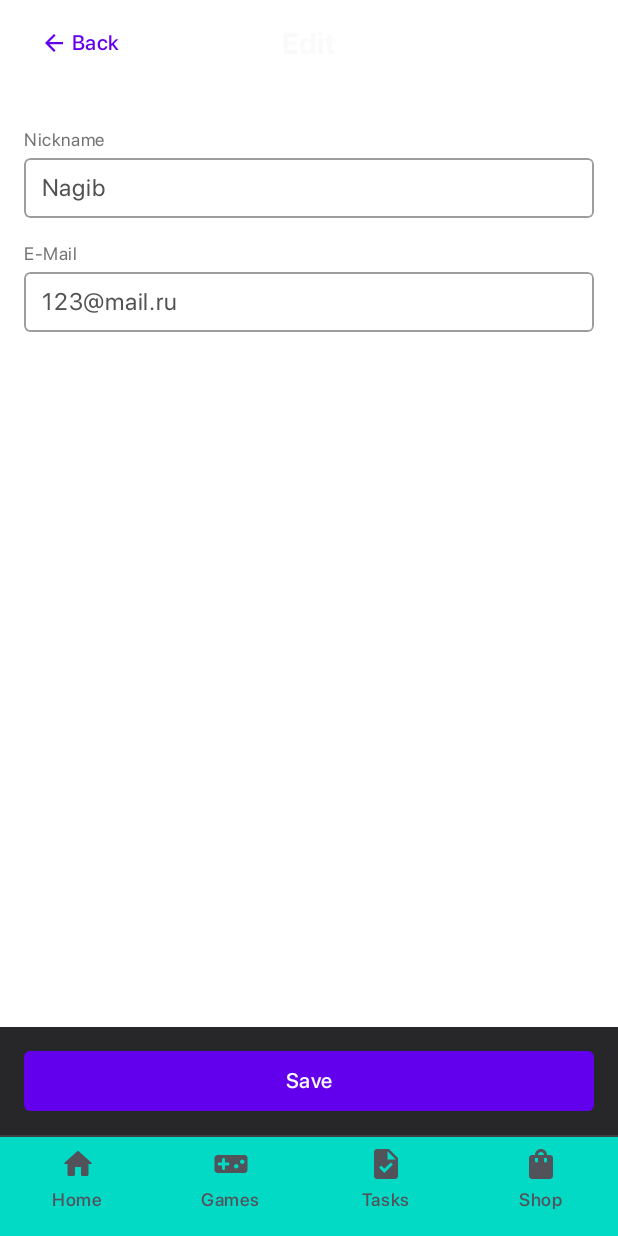
After one commit to spartak0/Gard, an Android app built with Jetpack Compose: the EditScreen screen opened through its navigation route, on a phone screen of 412 x 824 dp. The commit adds this screen. Run offline under Robolectric (Android 15) with nearby library versions, the phone set to English and light mode, and no system bars; our stand-ins replace accompanist; Roboto replaces fonts that are not available here.

Commit message:
[feature] Edit screen UI implementation

```diff
--- a/app/src/main/java/ru/spartak/gard/ui/details/TopBar.kt
+++ b/app/src/main/java/ru/spartak/gard/ui/details/TopBar.kt
@@ -29,8 +29,6 @@ fun TopBar(
 ) {
     Box(
         modifier = modifier
-            .fillMaxWidth()
-            .height(41.dp)
     ) {
         Text(
             text = subtitleText,
--- /dev/null
+++ b/app/src/main/java/ru/spartak/gard/ui/edit_screen/EditScreen.kt
@@ -0,0 +1,248 @@
+package ru.spartak.gard.ui.edit_screen
+
+import androidx.compose.animation.AnimatedVisibility
+import androidx.compose.foundation.background
+import androidx.compose.foundation.clickable
+import androidx.compose.foundation.interaction.MutableInteractionSource
+import androidx.compose.foundation.layout.*
+import androidx.compose.foundation.shape.RoundedCornerShape
+import androidx.compose.foundation.text.BasicTextField
+import androidx.compose.material.*
+import androidx.compose.runtime.Composable
+import androidx.compose.runtime.mutableStateOf
+import androidx.compose.runtime.remember
+import androidx.compose.ui.Alignment
+import androidx.compose.ui.Modifier
+import androidx.compose.ui.draw.alpha
+import androidx.compose.ui.draw.clip
+import androidx.compose.ui.graphics.Brush
+import androidx.compose.ui.graphics.Color
+import androidx.compose.ui.graphics.SolidColor
+import androidx.compose.ui.res.stringResource
+import androidx.compose.ui.text.font.FontWeight
+import androidx.compose.ui.text.input.VisualTransformation
+import androidx.compose.ui.unit.dp
+import androidx.navigation.NavController
+import kotlinx.coroutines.CoroutineScope
+import kotlinx.coroutines.Dispatchers
+import kotlinx.coroutines.delay
+import kotlinx.coroutines.launch
+import ru.spartak.gard.R
+import ru.spartak.gard.ui.details.BackBtn
+import ru.spartak.gard.ui.details.TopBar
+import ru.spartak.gard.ui.theme.*
+
+@Composable
+fun EditScreen(navController: NavController) {
+    GardTheme {
+        Box(modifier = Modifier.fillMaxSize()) {
+            Column(
+                Modifier
+                    .padding(horizontal = MaterialTheme.spacing.medium)
+                    .fillMaxWidth()
+            ) {
+                Spacer(modifier = Modifier.height(MaterialTheme.spacing.small))
+                EditTopBar(backOnClick = { navController.navigateUp() })
+                Spacer(modifier = Modifier.height(36.dp))
+                SubtitleNickname()
+                Spacer(modifier = Modifier.height(MaterialTheme.spacing.extraSmall))
+                val nickname = remember { mutableStateOf("") }
+                val email = remember { mutableStateOf("") }
+                NicknameTextField(
+                    value = nickname.value,
+                    onValueChange = { nickname.value = it },
+                    placeholder = "Nagib"
+                )
+                Spacer(modifier = Modifier.height(MaterialTheme.spacing.medium))
+                SubtitleEmail()
+                Spacer(modifier = Modifier.height(MaterialTheme.spacing.extraSmall))
+                EmailTextField(
+                    value = email.value,
+                    onValueChange = { email.value = it },
+                    placeholder = "123@mail.ru"
+                )
+            }
+            Column(
+                verticalArrangement = Arrangement.SpaceBetween,
+                modifier = Modifier
+                    .background(Dark100)
+                    .align(Alignment.BottomCenter)
+                    .fillMaxWidth()
+            ) {
+                SaveBtn(
+                    text = stringResource(R.string.save),
+                    modifier = Modifier
+                        .padding(MaterialTheme.spacing.medium)
+                        .fillMaxWidth()
+                        .height(40.dp), onClick = {
+                    }
+                )
+                Divider(modifier = Modifier.fillMaxWidth(), thickness = 1.dp, color = Dark200)
+            }
+        }
+    }
+}
+
+@Composable
+fun SaveBtn(modifier: Modifier = Modifier, onClick: () -> Unit, text: String) {
+    val loadState = remember { mutableStateOf(false) }
+    Box(modifier = modifier) {
+        Box(
+            modifier = Modifier
+                .fillMaxSize()
+                .background(
+                    MaterialTheme.colors.primary,
+                    RoundedCornerShape(4.dp)
+                )
+                .clickable {
+                    loadState.value = true
+                    //todo remove in vm
+                    CoroutineScope(Dispatchers.IO).launch {
+                        delay(2000)
+                        loadState.value = false
+                    }
+                    onClick()
+                },
+            contentAlignment = Alignment.Center,
+        ) {
+            Row(verticalAlignment = Alignment.CenterVertically) {
+                Text(
+                    text = text,
+                    style = MaterialTheme.typography.body2.copy(fontWeight = FontWeight.Medium)
+                )
+                AnimatedVisibility(visible = loadState.value) {
+                    Spacer(modifier = Modifier.width(MaterialTheme.spacing.extraSmall))
+                    CircularProgressIndicator(
+                        modifier = Modifier
+                            .padding(start = MaterialTheme.spacing.extraSmall)
+                            .size(20.dp),
+                        strokeWidth = 2.dp,
+                        color = Text50
+                    )
+                }
+            }
+        }
+        if (loadState.value) Surface(
+            modifier = Modifier
+                .fillMaxSize()
+                .clip(RoundedCornerShape(4.dp))
+                .alpha(0.5f), color = Color.Black
+        ) {
+        }
+    }
+}
+
+@Composable
+fun SubtitleEmail() {
+    Text(
+        text = stringResource(R.string.email),
+        style = MaterialTheme.typography.caption.copy(fontWeight = FontWeight.Normal),
+        color = Text500
+    )
+}
+
+@Composable
+fun SubtitleNickname() {
+    Text(
+        text = stringResource(R.string.nickname),
+        style = MaterialTheme.typography.caption.copy(fontWeight = FontWeight.Normal),
+        color = Text500
+    )
+}
+
+@Composable
+fun EmailTextField(value: String, onValueChange: (String) -> Unit, placeholder: String) {
+    NicknameTextField(value = value, onValueChange = onValueChange, placeholder = placeholder)
+}
+
+@Composable
+fun NicknameTextField(value: String, onValueChange: (String) -> Unit, placeholder: String) {
+    MyTextField(value = value, onValueChange = onValueChange, placeholder = placeholder)
+}
+
+@Composable
+fun MyTextField(value: String, onValueChange: (String) -> Unit, placeholder: String) {
+    OutlinedTextField(
+        value = value,
+        onValueChange = onValueChange,
+        placeholderText = placeholder,
+        modifier = Modifier
+            .fillMaxWidth()
+            .height(40.dp),
+        colors = TextFieldDefaults.outlinedTextFieldColors(
+            textColor = Text50,
+            disabledTextColor = Text50,
+            placeholderColor = Text500,
+            disabledPlaceholderColor = Text500
+        ),
+        cursorColor = SolidColor(Text50)
+    )
+}
+
+@OptIn(ExperimentalMaterialApi::class)
+@Composable
+fun OutlinedTextField(
+    value: String,
+    onValueChange: (String) -> Unit,
+    placeholderText: String = "",
+    modifier: Modifier,
+    interactionSource: MutableInteractionSource = remember { MutableInteractionSource() },
+    colors: TextFieldColors = TextFieldDefaults.outlinedTextFieldColors(),
+    cursorColor: Brush = SolidColor(White),
+
+    ) {
+    BasicTextField(
+        value = value,
+        onValueChange = onValueChange,
+        modifier = modifier
+            .clip(RoundedCornerShape(4.dp)),
+        singleLine = true,
+        cursorBrush = cursorColor,
+        decorationBox = { innerTextField ->
+            TextFieldDefaults.OutlinedTextFieldDecorationBox(
+                placeholder = {
+                    Text(
+                        text = placeholderText,
+                        style = MaterialTheme.typography.body1.copy(fontWeight = FontWeight.Normal),
+                        color = Text600
+                    )
+                },
+                value = value,
+                innerTextField = innerTextField,
+                enabled = true,
+                singleLine = true,
+                visualTransformation = VisualTransformation.None,
+                interactionSource = interactionSource,
+                isError = false,
+                colors = colors,
+                contentPadding = PaddingValues(horizontal = MaterialTheme.spacing.smallMedium),
+                border = {
+                    TextFieldDefaults.BorderBox(
+                        enabled = true,
+                        isError = false,
+                        interactionSource = interactionSource,
+                        colors = colors,
+                        shape = RoundedCornerShape(4.dp),
+                        focusedBorderThickness = 1.dp,
+                        unfocusedBorderThickness = 1.dp
+                    )
+                }
+            )
+        },
+        textStyle = MaterialTheme.typography.body1.copy(
+            color = Text50,
+            fontWeight = FontWeight.Normal
+        ),
+    )
+}
+
+@Composable
+fun EditTopBar(backOnClick: () -> Unit) {
+    TopBar(
+        subtitleText = stringResource(id = R.string.edit),
+        modifier = Modifier
+            .fillMaxWidth()
+            .height(41.dp),
+        leftView = { BackBtn { backOnClick() } },
+    )
+}
--- a/app/src/main/java/ru/spartak/gard/ui/main_screen/MainScreen.kt
+++ b/app/src/main/java/ru/spartak/gard/ui/main_screen/MainScreen.kt
@@ -1,5 +1,6 @@
 package ru.spartak.gard.ui.main_screen
 
+import androidx.compose.animation.animateColorAsState
 import androidx.compose.foundation.layout.*
 import androidx.compose.material.*
 import androidx.compose.runtime.Composable
@@ -9,16 +10,12 @@ import androidx.compose.ui.Modifier
 import androidx.compose.ui.res.painterResource
 import androidx.compose.ui.unit.dp
 import androidx.navigation.NavDestination
-import androidx.navigation.NavDestination.Companion.hierarchy
 import androidx.navigation.NavHostController
 import androidx.navigation.compose.currentBackStackEntryAsState
 import androidx.navigation.compose.rememberNavController
+import ru.spartak.gard.ui.navigation.BottomScreen
 import ru.spartak.gard.ui.navigation.NavGraph
-import ru.spartak.gard.ui.navigation.BottomScreen
-import ru.spartak.gard.ui.theme.Dark300
-import ru.spartak.gard.ui.theme.GardTheme
-import ru.spartak.gard.ui.theme.White
-import ru.spartak.gard.ui.theme.spacing
+import ru.spartak.gard.ui.theme.*
 
 @Composable
 fun MainScreen() {
@@ -41,7 +38,7 @@ fun MainScreen() {
             NavGraph(
                 navController = navController,
                 startDestination = BottomScreen.HomeScreen.route,
-                modifier=Modifier.padding(bottom = it.calculateBottomPadding())
+                modifier = Modifier.padding(bottom = it.calculateBottomPadding())
             )
         }
     }
@@ -77,22 +74,30 @@ fun RowScope.AddItem(
     currentDestination: NavDestination?,
     navController: NavHostController
 ) {
+    val selected = currentDestination?.route == bottomScreen.route
+    val stateColor by animateColorAsState(targetValue = if (selected) White else Dark300)
     BottomNavigationItem(
         icon = {
             Column(horizontalAlignment = Alignment.CenterHorizontally) {
                 Icon(
                     painter = painterResource(id = bottomScreen.icon),
-                    contentDescription = "Navigation Icon"
+                    contentDescription = "Navigation Icon",
+                    tint = stateColor
                 )
                 Spacer(modifier = Modifier.height(MaterialTheme.spacing.extraSmall))
-                Text(text = bottomScreen.title, style=MaterialTheme.typography.caption)
+                Text(
+                    text = bottomScreen.title,
+                    style = MaterialTheme.typography.caption,
+                    color = stateColor
+                )
             }
         },
-        selected = currentDestination?.hierarchy?.any {
-            it.route == bottomScreen.route
-        } == true,
+        selected = selected,
+//        selected = currentDestination?.hierarchy?.any {
+//            it.route == bottomScreen.route
+//        } == true,
         onClick = { navController.navigate(bottomScreen.route) },
-        unselectedContentColor = Dark300,
-        selectedContentColor = White,
+//        unselectedContentColor = Dark300,
+//        selectedContentColor = White,
     )
 }
--- a/app/src/main/java/ru/spartak/gard/ui/navigation/NavGraph.kt
+++ b/app/src/main/java/ru/spartak/gard/ui/navigation/NavGraph.kt
@@ -5,6 +5,7 @@ import androidx.compose.ui.Modifier
 import androidx.navigation.NavHostController
 import androidx.navigation.compose.NavHost
 import androidx.navigation.compose.composable
+import ru.spartak.gard.ui.edit_screen.EditScreen
 import ru.spartak.gard.ui.home_screen.HomeScreen
 import ru.spartak.gard.ui.levels_screen.LevelsScreen
 import ru.spartak.gard.ui.profile_screen.ProfileScreen
@@ -38,5 +39,8 @@ fun NavGraph(
         composable(route = Screen.ProfileScreen.route) {
             ProfileScreen(navController = navController)
         }
+        composable(route = Screen.EditScreen.route) {
+            EditScreen(navController = navController)
+        }
     }
 }
--- a/app/src/main/java/ru/spartak/gard/ui/navigation/Screen.kt
+++ b/app/src/main/java/ru/spartak/gard/ui/navigation/Screen.kt
@@ -2,5 +2,6 @@ package ru.spartak.gard.ui.navigation
 
 sealed class Screen(val route: String) {
     object LevelScreen : Screen(route = "level_screen")
-    object ProfileScreen : Screen("profile_screen")
+    object ProfileScreen : Screen(route="profile_screen")
+    object EditScreen : Screen(route="edit_screen")
 }
--- a/app/src/main/java/ru/spartak/gard/ui/profile_screen/ReferalCard.kt
+++ b/app/src/main/java/ru/spartak/gard/ui/profile_screen/ReferalCard.kt
@@ -69,6 +69,7 @@ fun RefferalsCard(refferalCode: String, toastVisibleState:MutableState<Boolean>)
                     .width(120.dp), onClick = {
                     clipboardManager.setText(AnnotatedString(refferalCode))
                     toastVisibleState.value=true
+                    //todo remove in vm
                     CoroutineScope(Dispatchers.IO).launch {
                         delay(2000)
                         toastVisibleState.value=false
--- a/app/src/main/java/ru/spartak/gard/ui/theme/Color.kt
+++ b/app/src/main/java/ru/spartak/gard/ui/theme/Color.kt
@@ -20,6 +20,7 @@ val Gold1 = Color(0xFFD29760) //not basic a s gradient
 val Gold2 = Color(0xFFD9B63D) //not basic a s gradient
 val Text50 = Color(0xFFFAFAFA)
 val Text500 = Color(0xFF737373)
+val Text600 = Color(0xFF525252)
 val Muted500 = Color(0xFF404040) //progress bar
 val Tertiary500 = Color(0xFF00DEC8)//progress bar
 val Yellow500 = Color(0xFFEAB308) //flash
--- a/app/src/main/res/values/strings.xml
+++ b/app/src/main/res/values/strings.xml
@@ -26,4 +26,12 @@
     <string name="info_refferal_card_1">Let your friends join GARD with you referral link. Earn\ </string>
     <string name="info_refferal_card_2">25 PTS\  </string>
     <string name="info_refferal_card_3">for each friend after finishing first task!</string>
+    <string name="settings">Settings</string>
+    <string name="level">Level</string>
+    <string name="faq">FAQ</string>
+    <string name="police">Terms of Police</string>
+    <string name="log_out">Log Out</string>
+    <string name="nickname">Nickname</string>
+    <string name="email">E-Mail</string>
+    <string name="save">Save</string>
 </resources>
```
Also changed, not shown: app/src/main/java/ru/spartak/gard/ui/levels_screen/LevelsScreen.kt (+6 -10 lines), app/src/main/java/ru/spartak/gard/ui/profile_screen/ProfileScreen.kt (+20 -11 lines).
